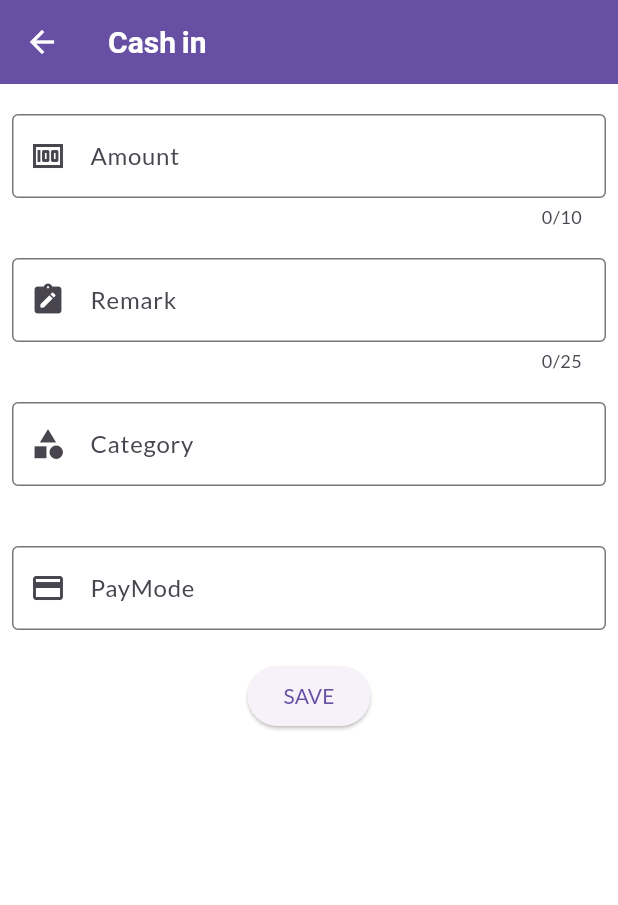
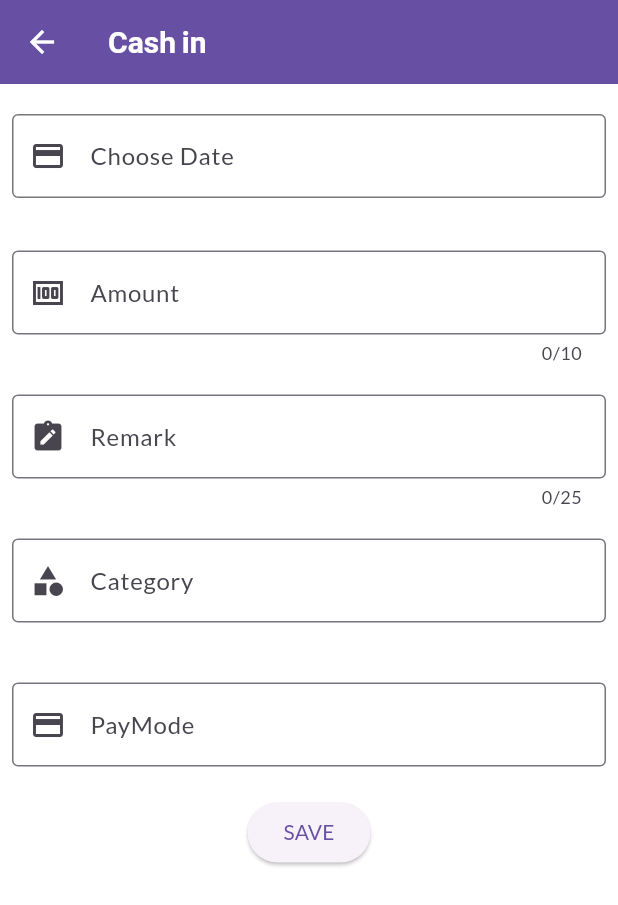
Before and after one commit to Aravindh1505/ExpanseTracker, a Flutter app: the EntriesScreen screen opened directly with empty values, after a tap on "CASH IN", on a phone screen of 412 x 824 dp. Shown: the top 905 px of the screen. Run offline on Flutter 3.47's test engine with Material 2 defaults, Android fonts, the phone set to English and light mode, and no system bars; our stand-ins replace cloud_firestore, firebase_auth, firebase_core, fluttertoast, google_fonts, pinput; accounts and stored records are empty.

Commit message:
Added date picker in entries form screen

```diff
--- a/lib/provider/entries_provider.dart
+++ b/lib/provider/entries_provider.dart
@@ -1,5 +1,5 @@
-import 'package:expanse_tracker/model/cash_type.dart';
-import 'package:expanse_tracker/model/expense.dart';
+import '../model/cash_type.dart';
+import '../model/expense.dart';
 import 'package:flutter/material.dart';
 import 'package:cloud_firestore/cloud_firestore.dart';
 
@@ -17,7 +17,7 @@ class EntriesProvider with ChangeNotifier, BaseScreen {
   //UnmodifiableListView<Entries> get list => UnmodifiableListView(_entriesList);
 
   List<Entries> get list {
-    return [..._entriesList];
+    return [..._entriesList.reversed];
   }
 
   bool get isLoading => _isLoading;
@@ -56,6 +56,7 @@ class EntriesProvider with ChangeNotifier, BaseScreen {
     _isLoading = false;
     Utils.logger('entries length : ${_entriesList.length}');
 
+    _compareList();
     processExpense();
     notifyListeners();
     return _entriesList;
@@ -74,7 +75,7 @@ class EntriesProvider with ChangeNotifier, BaseScreen {
       'remark': remark,
       'category': category,
       'paymentMode': payMode,
-      'date': date,
+      'date': selectedDate,
       'platform': getPlatform(),
       'createdAt': date,
     };
@@ -94,13 +95,23 @@ class EntriesProvider with ChangeNotifier, BaseScreen {
       remark: remark,
       category: category,
       paymentMode: payMode,
-      date: date,
+      date: selectedDate,
       createdAt: date,
     );
+    //_entriesList[0] = entries;
     _entriesList.add(entries);
+
+    _compareList();
     processExpense();
-    //fetchEntries(book);
     notifyListeners();
+  }
+
+  void _compareList() {
+    _entriesList.sort((a, b) {
+      int aDate = DateTime.parse(a.date ?? '').microsecondsSinceEpoch;
+      int bDate = DateTime.parse(b.date ?? '').microsecondsSinceEpoch;
+      return aDate.compareTo(bDate);
+    });
   }
 
   void processExpense() {
--- a/lib/screens/entries_form_screen.dart
+++ b/lib/screens/entries_form_screen.dart
@@ -1,15 +1,16 @@
-import 'package:expanse_tracker/provider/categories_provider.dart';
-import 'package:expanse_tracker/provider/paymode_provider.dart';
-import 'package:expanse_tracker/utils/utils.dart';
 import 'package:flutter/material.dart';
+import 'package:intl/intl.dart';
 import 'package:provider/provider.dart';
 
+import 'base_screen.dart';
 import '../model/book.dart';
 import '../model/cash_type.dart';
+import '../widgets/custom_widgets.dart';
+import '../provider/categories_provider.dart';
+import '../provider/paymode_provider.dart';
 import '../provider/entries_provider.dart';
+import '../utils/utils.dart';
 import '../utils/destination.dart';
-import '../widgets/custom_widgets.dart';
-import 'base_screen.dart';
 
 class EntriesFormScreen extends StatefulWidget {
   const EntriesFormScreen({Key? key}) : super(key: key);
@@ -23,6 +24,9 @@ class _EntriesFormScreenState extends State<EntriesFormScreen> with BaseScreen {
   late TextEditingController _remarkController;
   late TextEditingController _categoryController;
   late TextEditingController _payModeController;
+  late TextEditingController _dateController;
+
+  var _selectedDate = '';
 
   @override
   void initState() {
@@ -30,6 +34,7 @@ class _EntriesFormScreenState extends State<EntriesFormScreen> with BaseScreen {
     _remarkController = TextEditingController();
     _categoryController = TextEditingController();
     _payModeController = TextEditingController();
+    _dateController = TextEditingController();
 
     CategoriesProvider categoriesProvider = Provider.of<CategoriesProvider>(context, listen: false);
     PayModeProvider payModeProvider = Provider.of<PayModeProvider>(context, listen: false);
@@ -46,6 +51,7 @@ class _EntriesFormScreenState extends State<EntriesFormScreen> with BaseScreen {
     _remarkController.dispose();
     _categoryController.dispose();
     _payModeController.dispose();
+    _dateController.dispose();
     super.dispose();
   }
 
@@ -66,8 +72,22 @@ class _EntriesFormScreenState extends State<EntriesFormScreen> with BaseScreen {
     }
 
     var entriesProvider = Provider.of<EntriesProvider>(context, listen: false);
-    entriesProvider.save(book, amount, remark, category, payMode, '');
+    entriesProvider.save(book, amount, remark, category, payMode, _selectedDate);
     Navigator.of(context).pop();
+  }
+
+  void _datePicker() {
+    showDatePicker(
+      context: context,
+      initialDate: DateTime.now(),
+      firstDate: DateTime(2022, 1),
+      lastDate: DateTime.now(),
+    ).then((selectedDate) {
+      _selectedDate = selectedDate.toString();
+      var date = getFormattedDate(selectedDate.toString());
+      Utils.logger('selectedDate $date');
+      _dateController.text = date.toString();
+    });
   }
 
   @override
@@ -83,6 +103,21 @@ class _EntriesFormScreenState extends State<EntriesFormScreen> with BaseScreen {
           child: Column(
             children: [
               const CustomSizedBox(),
+              TextField(
+                enabled: true,
+                readOnly: true,
+                showCursor: false,
+                autofocus: false,
+                enableInteractiveSelection: false,
+                decoration: const InputDecoration(
+                  border: OutlineInputBorder(),
+                  prefixIcon: Icon(Icons.payment),
+                  label: Text('Choose Date'),
+                ),
+                controller: _dateController,
+                onTap: _datePicker,
+              ),
+              const CustomSizedBox(height: 35),
               TextField(
                 decoration: const InputDecoration(
                   border: OutlineInputBorder(),
--- a/lib/screens/entries_screen.dart
+++ b/lib/screens/entries_screen.dart
@@ -58,7 +58,7 @@ class _EntriesScreenState extends State<EntriesScreen> {
                 buildTopSection('Total out (-)', entries.expense?.cashOut.toString()),
                 buildTopSection('Net Balance', entries.expense?.total.toString()),
                 SizedBox(
-                  height: 470,
+                  height: 450,
                   width: double.infinity,
                   child: entries.isLoading ? const CustomProgress() : EntriesItem(entries.list),
                 ),
```
